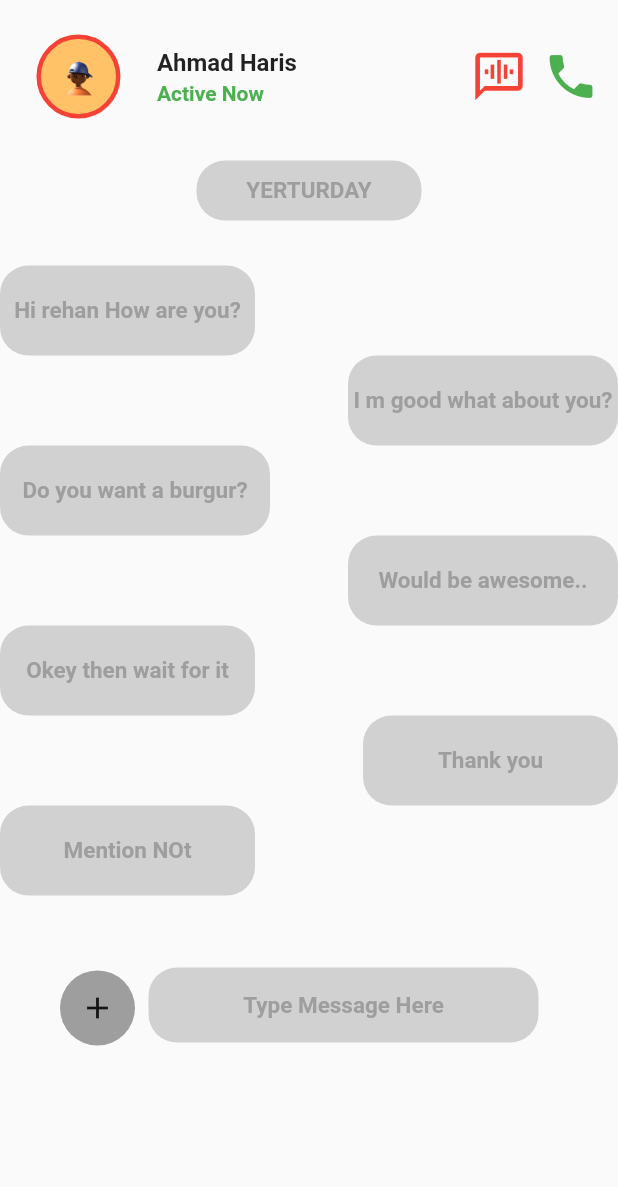
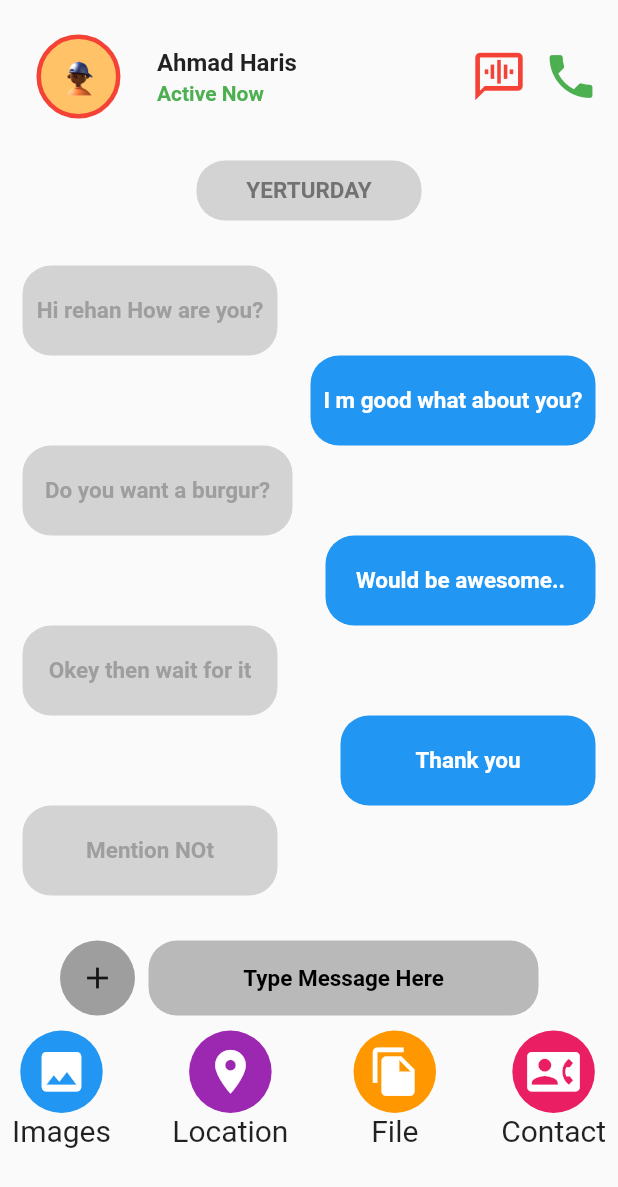
Before and after one commit to Nismakhan/Codvets_task, a Flutter app: the Chat screen opened by its route, on a phone screen of 412 x 824 dp. Shown: the top 1187 px of the screen. Run offline on Flutter 3.47's test engine with Material 2 defaults, Android fonts, the phone set to English and light mode, and no system bars.

Commit message:
new changes

```diff
--- a/lib/screens/chat.dart
+++ b/lib/screens/chat.dart
@@ -1,3 +1,5 @@
+import 'dart:ui';
+
 import 'package:flutter/material.dart';
 
 import 'package:ui/utils/mediaquery.dart';
@@ -79,89 +81,96 @@ class Chat extends StatelessWidget {
                 height: 20,
               ),
               const MessagesContainer(
-                clrForTet: Colors.grey,
+                clrForTet: Color.fromARGB(255, 114, 114, 114),
                 text: "YERTURDAY",
                 width: 150,
                 height: 40,
-                clrForBackground: Colors.grey,
+                clrForBackground: Color.fromARGB(255, 211, 211, 211),
               ),
-              const SizedBox(
+              Padding(
+                padding: const EdgeInsets.symmetric(horizontal: 15),
+                child: Column(
+                  children: const [
+                    SizedBox(
                       height: 30,
                     ),
-              const Align(
+                    Align(
                       alignment: Alignment.centerLeft,
                       child: MessagesContainer(
                         clrForTet: Colors.grey,
                         text: "Hi rehan How are you?",
                         width: 170,
                         height: 60,
-                  clrForBackground: Colors.grey,
+                        clrForBackground: Color.fromARGB(255, 211, 211, 211),
                       ),
                     ),
-              const Align(
+                    Align(
                       alignment: Alignment.centerRight,
                       child: MessagesContainer(
-                  clrForTet: Colors.grey,
+                        clrForTet: Colors.white,
                         text: "I m good what about you?",
-                  width: 180,
+                        width: 190,
                         height: 60,
-                  clrForBackground: Colors.amber,
+                        clrForBackground: Colors.blue,
                       ),
                     ),
-              const Align(
+                    Align(
                       alignment: Alignment.centerLeft,
                       child: MessagesContainer(
                         clrForTet: Colors.grey,
                         text: "Do you want a burgur?",
                         width: 180,
                         height: 60,
-                  clrForBackground: Colors.grey,
+                        clrForBackground: Color.fromARGB(255, 211, 211, 211),
                       ),
                     ),
-              const Align(
+                    Align(
                       alignment: Alignment.centerRight,
                       child: MessagesContainer(
-                  clrForTet: Colors.grey,
+                        clrForTet: Colors.white,
                         text: "Would be awesome..",
                         width: 180,
                         height: 60,
                         clrForBackground: Colors.blue,
                       ),
                     ),
-              const Align(
+                    Align(
                       alignment: Alignment.centerLeft,
                       child: MessagesContainer(
                         clrForTet: Colors.grey,
                         text: "Okey then wait for it",
                         width: 170,
                         height: 60,
-                  clrForBackground: Colors.grey,
+                        clrForBackground: Color.fromARGB(255, 211, 211, 211),
                       ),
                     ),
-              const Align(
+                    Align(
                       alignment: Alignment.centerRight,
                       child: MessagesContainer(
-                  clrForTet: Colors.grey,
+                        clrForTet: Colors.white,
                         text: "Thank you",
                         width: 170,
                         height: 60,
                         clrForBackground: Colors.blue,
                       ),
                     ),
-              const Align(
+                    Align(
                       alignment: Alignment.centerLeft,
                       child: MessagesContainer(
                         clrForTet: Colors.grey,
                         text: "Mention NOt",
                         width: 170,
                         height: 60,
-                  clrForBackground: Colors.grey,
+                        clrForBackground: Color.fromARGB(255, 211, 211, 211),
+                      ),
+                    ),
+                  ],
                 ),
               ),
               Row(
                 children: [
                   Padding(
-                    padding: const EdgeInsets.only(left: 40, top: 40),
+                    padding: const EdgeInsets.only(left: 40, top: 20),
                     child: Container(
                       width: 50,
                       height: 70,
@@ -173,16 +182,44 @@ class Chat extends StatelessWidget {
                     ),
                   ),
                   const Padding(
-                    padding: EdgeInsets.only(top: 36.0, left: 9),
+                    padding: EdgeInsets.only(top: 20.0, left: 9),
                     child: MessagesContainer(
                       text: "Type Message Here",
-                      clrForTet: Colors.grey,
-                      clrForBackground: Colors.grey,
+                      clrForTet: Colors.black,
+                      clrForBackground: Color.fromARGB(255, 185, 185, 185),
                       width: 260,
                       height: 50,
                     ),
                   )
                 ],
+              ),
+              Padding(
+                padding: const EdgeInsets.symmetric(horizontal: 8),
+                child: Row(
+                  mainAxisAlignment: MainAxisAlignment.spaceBetween,
+                  children: const [
+                    ChatScreenBottemWidgets(
+                      icondata: Icons.image,
+                      clr: Colors.blue,
+                      text: "Images",
+                    ),
+                    ChatScreenBottemWidgets(
+                      icondata: Icons.location_on,
+                      clr: Colors.purple,
+                      text: "Location",
+                    ),
+                    ChatScreenBottemWidgets(
+                      icondata: Icons.file_copy,
+                      clr: Colors.orange,
+                      text: "File",
+                    ),
+                    ChatScreenBottemWidgets(
+                      icondata: Icons.contact_phone,
+                      clr: Colors.pink,
+                      text: "Contact",
+                    ),
+                  ],
+                ),
               ),
             ],
           ),
@@ -195,6 +232,7 @@ class Chat extends StatelessWidget {
 
 
 
+
 // class ChatData {
 //   final List<Messages> msgz;
 //   bool isSentByMe;
--- a/lib/widgets/widgets.dart
+++ b/lib/widgets/widgets.dart
@@ -25,14 +25,14 @@ class MessagesContainer extends StatelessWidget {
   const MessagesContainer({
     Key? key,
     required this.text,
-    required this.clrForTet,
-    required this.clrForBackground,
+    this.clrForTet,
+    this.clrForBackground,
     required this.width,
     required this.height,
   }) : super(key: key);
   final String text;
-  final MaterialColor clrForTet;
-  final MaterialColor clrForBackground;
+  final Color? clrForTet;
+  final Color? clrForBackground;
   final double width;
   final double height;
   @override
@@ -41,8 +41,7 @@ class MessagesContainer extends StatelessWidget {
       width: width,
       height: height,
       decoration: BoxDecoration(
-          color: const Color.fromARGB(255, 209, 209, 209),
-          borderRadius: BorderRadius.circular(19)),
+          color: clrForBackground, borderRadius: BorderRadius.circular(19)),
       child: Center(
         child: Text(
           text,
@@ -56,3 +55,39 @@ class MessagesContainer extends StatelessWidget {
     );
   }
 }
+
+class ChatScreenBottemWidgets extends StatelessWidget {
+  const ChatScreenBottemWidgets({
+    Key? key,
+    this.clr,
+    required this.icondata,
+    required this.text,
+  }) : super(key: key);
+  final Color? clr;
+  final IconData icondata;
+  final String text;
+  @override
+  Widget build(BuildContext context) {
+    return Column(
+      children: [
+        Container(
+          width: 60,
+          height: 55,
+          decoration: BoxDecoration(
+            color: clr,
+            shape: BoxShape.circle,
+          ),
+          child: Icon(
+            icondata,
+            size: 35,
+            color: Colors.white,
+          ),
+        ),
+        Text(
+          text,
+          style: TextStyle(fontSize: 20),
+        ),
+      ],
+    );
+  }
+}
```
Lines whose indentation alone changed are shown as unchanged.
